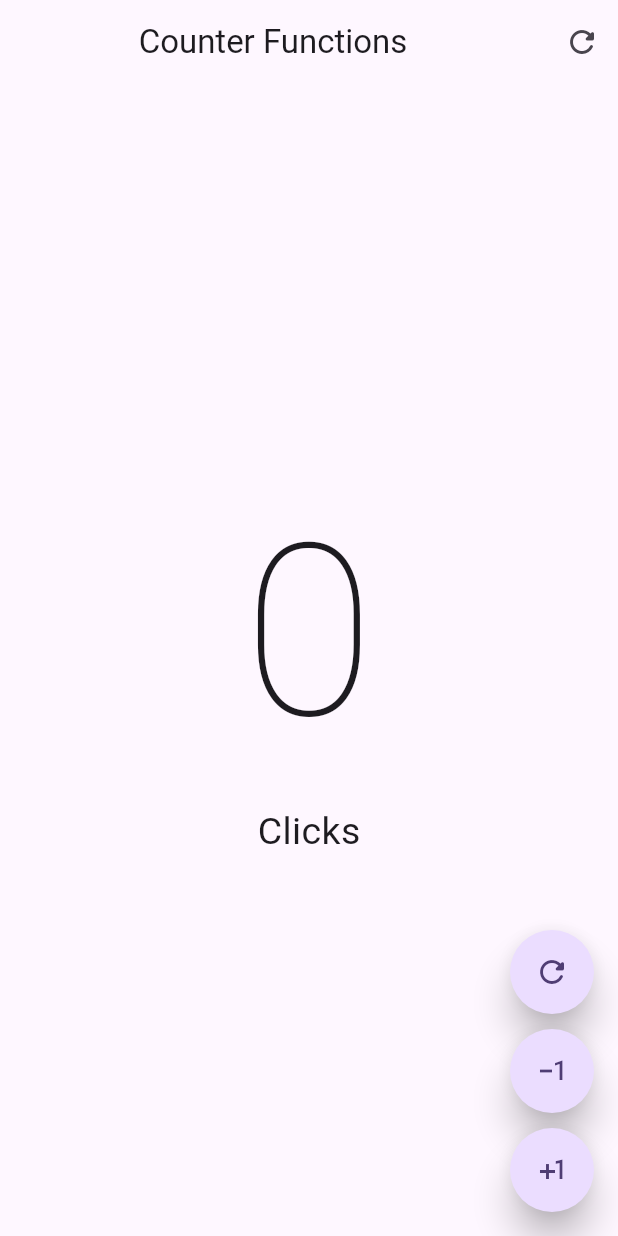
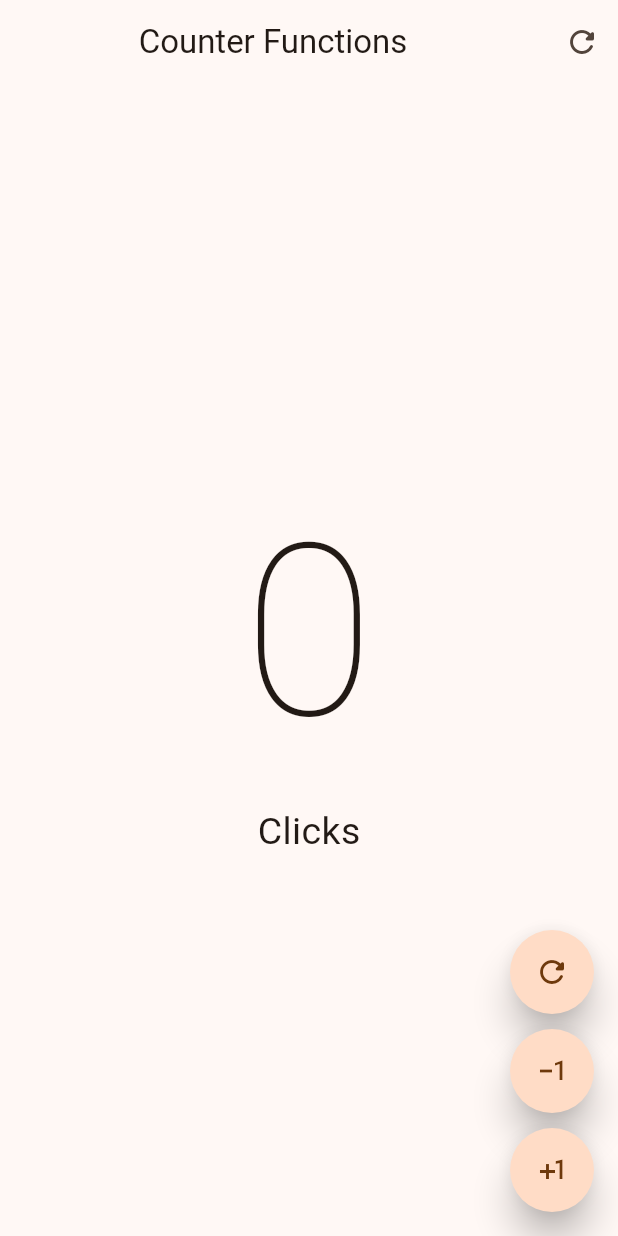
Before and after one commit to juanfer1a/app_iue, a Flutter app: the CounterFunctionsScreen screen opened directly, on a phone screen of 412 x 824 dp. Run offline on Flutter 3.47's test engine with Material 2 defaults, Android fonts, the light colour scheme and no system bars.

Commit message:
app_iue_init

```diff
--- /dev/null
+++ b/app_iue/lib/config/theme/app_theme.dart
@@ -0,0 +1,27 @@
+import 'package:flutter/material.dart';
+
+const Color _customColor = Color(0xFFD46F11);
+
+const List<Color> _colorThemes = [
+  _customColor,
+  Colors.orange,
+  Colors.red,
+  Colors.grey,
+  Colors.yellow,
+  Colors.green
+];
+
+class AppTheme {
+  final int selectedColor;
+
+  AppTheme({this.selectedColor = 0})
+      : assert(selectedColor >= 0 && selectedColor < _colorThemes.length,
+            'Colors must be between 0 and ${_colorThemes.length}');
+
+  ThemeData theme() {
+    return ThemeData(
+      useMaterial3: true,
+      colorSchemeSeed: _colorThemes[selectedColor],
+    );
+  }
+}
```
Also changed, not shown: app_iue/lib/main.dart (+6 -114 lines), app_iue/lib/presentation/screens/iue_principal.dart (added, +38 -0 lines), app_iue/lib/img/Mesa de trabajo 1.png (added).
